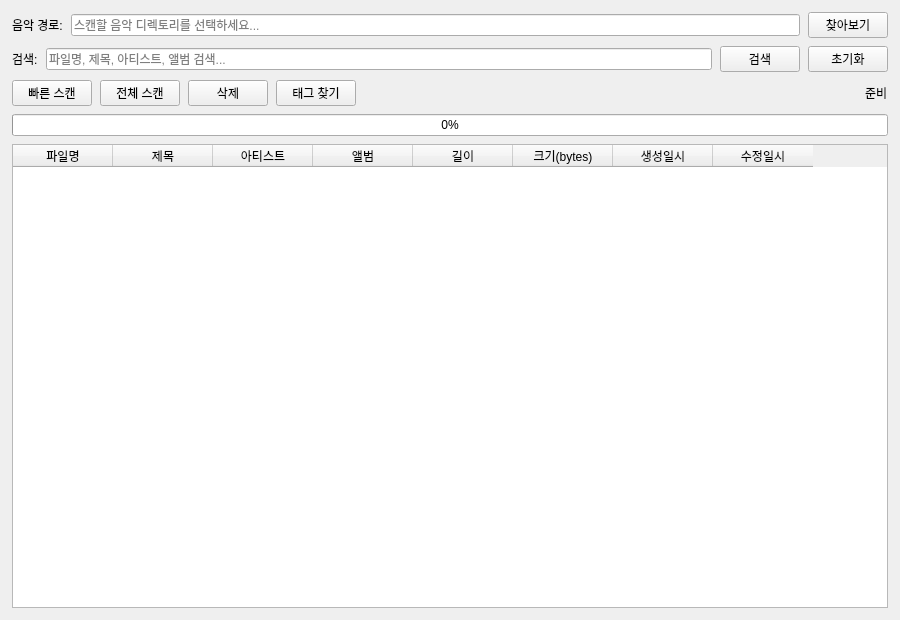
The window that src/main_window.ui (musiren/mp3-archive) describes before a commit, drawn with Qt 5.
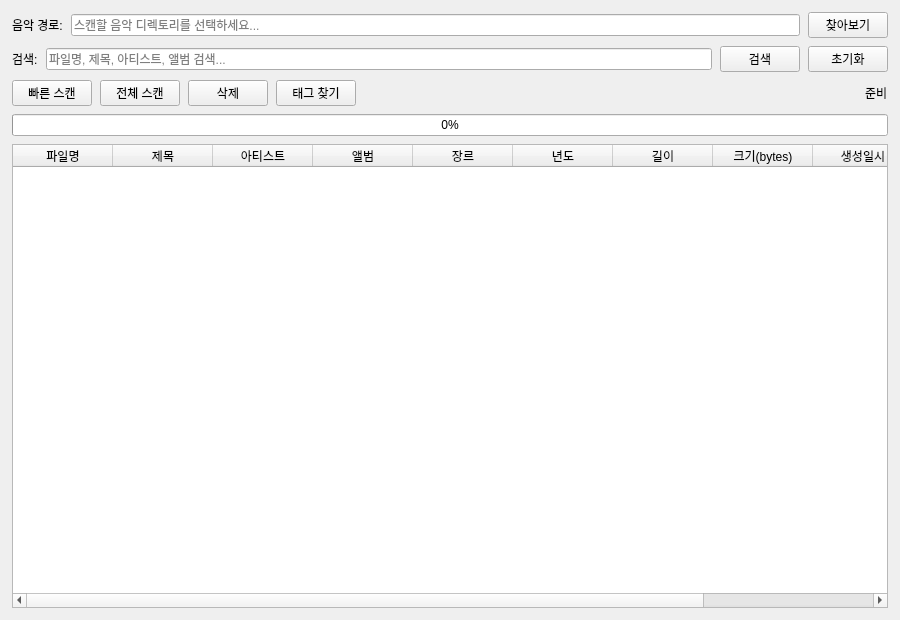
The same window after the commit.

Patch:
```diff
--- a/src/main_window.ui
+++ b/src/main_window.ui
@@ -231,6 +231,12 @@
       <column>
        <property name="text"><string>앨범</string></property>
       </column>
+      <column>
+       <property name="text"><string>장르</string></property>
+      </column>
+      <column>
+       <property name="text"><string>년도</string></property>
+      </column>
       <column>
        <property name="text"><string>길이</string></property>
       </column>
```
